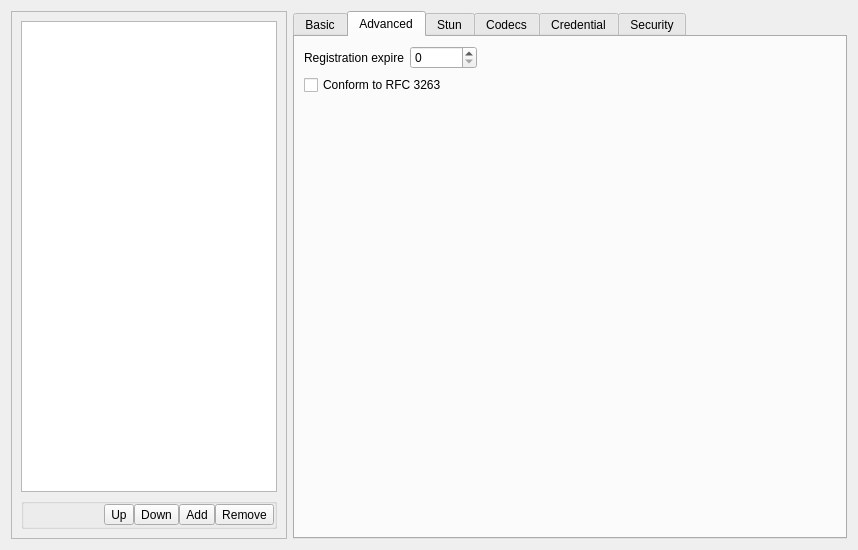
The window that src/conf/dlgaccountsbase.ui (KDE/ring-kde) describes before a commit, drawn with Qt 5.
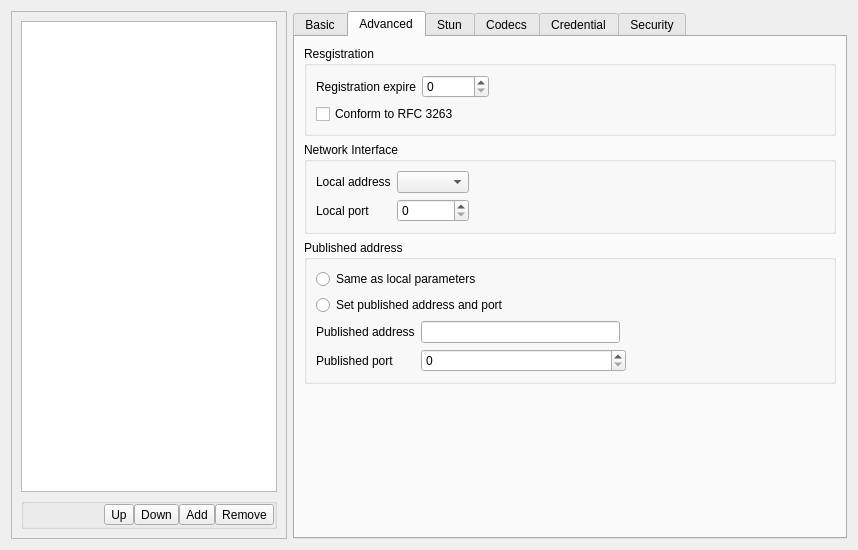
The same window after the commit. The open tabs and pages were chosen to show the change. Custom widgets are drawn as their Qt base class.

Commit message: Add all missing account settings, but 3 still fail to save corectly

```diff
--- a/src/conf/dlgaccountsbase.ui
+++ b/src/conf/dlgaccountsbase.ui
@@ -385,34 +385,164 @@
          <attribute name="title">
           <string>Advanced</string>
          </attribute>
-         <layout class="QFormLayout" name="formLayout_2">
-          <property name="fieldGrowthPolicy">
-           <enum>QFormLayout::ExpandingFieldsGrow</enum>
-          </property>
-          <item row="0" column="0">
-           <widget class="QLabel" name="label_regExpire">
-            <property name="text">
-             <string>Registration expire</string>
+         <layout class="QVBoxLayout" name="verticalLayout_3">
+          <item>
+           <widget class="QGroupBox" name="groupBox">
+            <property name="title">
+             <string>Resgistration</string>
             </property>
-            <property name="buddy">
-             <cstring>spinbox_regExpire</cstring>
-            </property>
+            <layout class="QGridLayout" name="gridLayout_8">
+             <item row="0" column="0">
+              <widget class="QLabel" name="label_regExpire">
+               <property name="text">
+                <string>Registration expire</string>
+               </property>
+               <property name="buddy">
+                <cstring>spinbox_regExpire</cstring>
+               </property>
+              </widget>
+             </item>
+             <item row="0" column="1">
+              <widget class="KIntSpinBox" name="spinbox_regExpire">
+               <property name="maximum">
+                <number>16777215</number>
+               </property>
+              </widget>
+             </item>
+             <item row="1" column="0" colspan="2">
+              <widget class="QCheckBox" name="checkBox_conformRFC">
+               <property name="text">
+                <string>Conform to RFC 3263</string>
+               </property>
+              </widget>
+             </item>
+             <item row="0" column="2">
+              <spacer name="horizontalSpacer_7">
+               <property name="orientation">
+                <enum>Qt::Horizontal</enum>
+               </property>
+               <property name="sizeHint" stdset="0">
+                <size>
+                 <width>40</width>
+                 <height>20</height>
+                </size>
+               </property>
+              </spacer>
+             </item>
+            </layout>
            </widget>
           </item>
-          <item row="0" column="1">
-           <widget class="KIntSpinBox" name="spinbox_regExpire">
-            <property name="maximum">
-             <number>16777215</number>
+          <item>
+           <widget class="QGroupBox" name="groupBox_2">
+            <property name="title">
+             <string>Network Interface</string>
             </property>
+            <layout class="QGridLayout" name="gridLayout_9">
+             <item row="0" column="0">
+              <widget class="QLabel" name="label_ni_local_address">
+               <property name="text">
+                <string>Local address</string>
+               </property>
+              </widget>
+             </item>
+             <item row="0" column="1">
+              <widget class="QComboBox" name="comboBox_ni_local_address"/>
+             </item>
+             <item row="1" column="0">
+              <widget class="QLabel" name="label_ni_local_port">
+               <property name="text">
+                <string>Local port</string>
+               </property>
+              </widget>
+             </item>
+             <item row="1" column="1">
+              <widget class="QSpinBox" name="spinBox_ni_local_port"/>
+             </item>
+             <item row="0" column="2">
+              <spacer name="horizontalSpacer_8">
+               <property name="orientation">
+                <enum>Qt::Horizontal</enum>
+               </property>
+               <property name="sizeHint" stdset="0">
+                <size>
+                 <width>40</width>
+                 <height>20</height>
+                </size>
+               </property>
+              </spacer>
+             </item>
+            </layout>
            </widget>
           </item>
-          <item row="3" column="0" colspan="2">
-           <widget class="QCheckBox" name="checkBox_conformRFC">
-            <property name="text">
-             <string>Conform to RFC 3263</string>
+          <item>
+           <widget class="QGroupBox" name="groupBox_3">
+            <property name="title">
+             <string>Published address</string>
             </property>
+            <layout class="QGridLayout" name="gridLayout_10">
+             <item row="0" column="0" colspan="3">
+              <widget class="QRadioButton" name="radioButton_pa_same_as_local">
+               <property name="text">
+                <string>Same as local parameters</string>
+               </property>
+              </widget>
+             </item>
+             <item row="1" column="0" rowspan="2" colspan="3">
+              <widget class="QRadioButton" name="radioButton_pa_custom">
+               <property name="text">
+                <string>Set published address and port</string>
+               </property>
+              </widget>
+             </item>
+             <item row="3" column="0">
+              <widget class="QLabel" name="label_published_address">
+               <property name="text">
+                <string>Published address</string>
+               </property>
+              </widget>
+             </item>
+             <item row="4" column="0">
+              <widget class="QLabel" name="label_pa_published_port">
+               <property name="text">
+                <string>Published port</string>
+               </property>
+              </widget>
+             </item>
+             <item row="4" column="1" colspan="2">
+              <widget class="QSpinBox" name="spinBox_pa_published_port"/>
+             </item>
+             <item row="3" column="1">
+              <widget class="QLineEdit" name="lineEdit_pa_published_address"/>
+             </item>
+             <item row="3" column="3">
+              <spacer name="horizontalSpacer_9">
+               <property name="orientation">
+                <enum>Qt::Horizontal</enum>
+               </property>
+               <property name="sizeHint" stdset="0">
+                <size>
+                 <width>40</width>
+                 <height>20</height>
+                </size>
+               </property>
+              </spacer>
+             </item>
+            </layout>
            </widget>
           </item>
+          <item>
+           <spacer name="verticalSpacer_3">
+            <property name="orientation">
+             <enum>Qt::Vertical</enum>
+            </property>
+            <property name="sizeHint" stdset="0">
+             <size>
+              <width>20</width>
+              <height>138</height>
+             </size>
+            </property>
+           </spacer>
+          </item>
          </layout>
         </widget>
         <widget class="QWidget" name="tab_stun">
```
Left out of the diff: 20 changed lines with no effect on the pictures. The commit also changes 2 other files.
